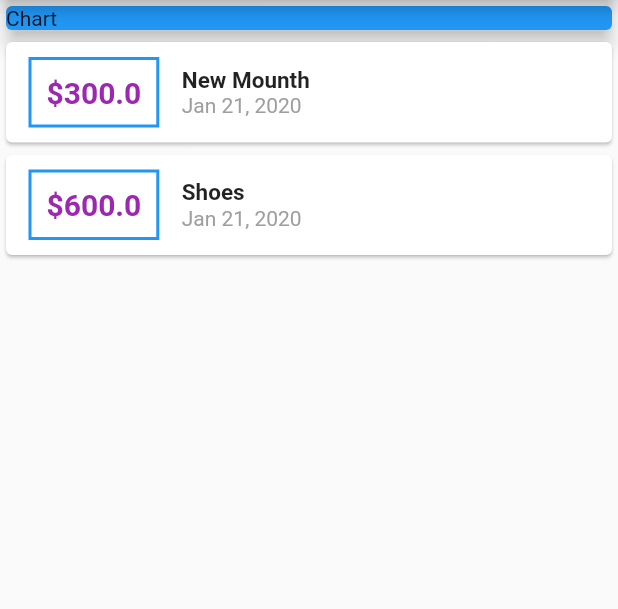
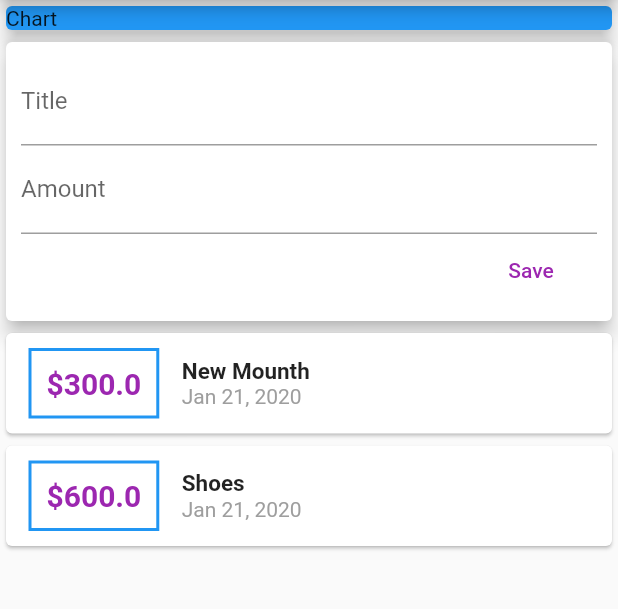
Before and after one commit to ahmed3ssem/ExpensePlanner-FlutterApp, a Flutter app: the screen it shows after launch, on a phone screen of 412 x 824 dp, the part 84-693 px from its top. Run offline on Flutter 3.47's test engine with Material 2 defaults, Android fonts, the phone set to English and light mode, and no system bars.

Commit message:
Adding Transaction To List

```diff
--- a/lib/main.dart
+++ b/lib/main.dart
@@ -1,4 +1,6 @@
-import 'package:expense_planner/transaction.dart';
+import 'package:expense_planner/widget/new_transaction.dart';
+import 'package:expense_planner/widget/transaction_list.dart';
+import 'package:expense_planner/widget/user_transaction.dart';
 import 'package:flutter/material.dart';
 import 'package:intl/intl.dart';
 
@@ -15,12 +17,9 @@ class MyApp extends StatelessWidget {
 }
 
 class MyHomePage extends StatelessWidget {
-  final List<Transaction> transaction = [
-    Transaction(
-        id: "t1", tittle: "New Mounth", amount: 300.0, date: DateTime.now()),
-    Transaction(
-        id: "t2", tittle: "Shoes", amount: 600.0, date: DateTime.now()),
-  ];
+
+  final titleController = TextEditingController();
+  final amountController = TextEditingController();
 
   @override
   Widget build(BuildContext context) {
@@ -39,49 +38,7 @@ class MyHomePage extends StatelessWidget {
                 elevation: 5,
               ),
             ),
-            Column(
-                children: transaction.map((tx) {
-              return Card(
-                child: Row(
-                  children: <Widget>[
-                    Container(
-                      margin:
-                          EdgeInsets.symmetric(vertical: 10, horizontal: 15),
-                      decoration: BoxDecoration(
-                          border: Border.all(color: Colors.blue, width: 2)),
-                      padding: EdgeInsets.all(10),
-                      child: Text(
-                        '\$${tx.amount}',
-                        style: TextStyle(
-                            fontWeight: FontWeight.bold,
-                            fontSize: 20,
-                          color: Colors.purple
-                        ),
-                      ),
-                    ),
-                    Column(
-                      crossAxisAlignment: CrossAxisAlignment.start,
-                      children: <Widget>[
-                        Text(
-                            tx.tittle,
-                          style: TextStyle(
-                            fontSize: 15,
-                            fontWeight: FontWeight.bold
-                          ),
-                        ),
-                        Text(
-                            DateFormat.yMMMd().format(tx.date),
-                            //DateFormat('yyyy-MM-dd').format(tx.date)
-                            style: TextStyle(
-                              color: Colors.grey
-                            ),
-                        )
-                      ],
-                    )
-                  ],
-                ),
-              );
-            }).toList()),
+            UserTransaction()
           ],
         ));
   }
--- /dev/null
+++ b/lib/widget/new_transaction.dart
@@ -0,0 +1,27 @@
+import 'package:flutter/material.dart';
+
+class NewTransaction extends StatelessWidget {
+
+  final Function addTx;
+  final titleController = TextEditingController();
+  final amountController = TextEditingController();
+
+  NewTransaction(this.addTx);
+  @override
+  Widget build(BuildContext context) {
+    return Card(
+      elevation: 5,
+      child: Container(
+        padding: EdgeInsets.all(10),
+        child: Column(
+          crossAxisAlignment: CrossAxisAlignment.end,
+          children: <Widget>[
+            TextField(decoration: InputDecoration(labelText: "Title"),controller: titleController,),
+            TextField(decoration: InputDecoration(labelText: "Amount"),controller: amountController,),
+            FlatButton(child: Text('Save'),textColor: Colors.purple,onPressed:()=> addTx(titleController.text,double.parse(amountController.text)),)
+          ],
+        ),
+      ),
+    );
+  }
+}
--- /dev/null
+++ b/lib/widget/transaction_list.dart
@@ -0,0 +1,52 @@
+import 'package:expense_planner/model/transaction.dart';
+import 'package:flutter/material.dart';
+import 'package:intl/intl.dart';
+
+class TransactionList extends StatelessWidget {
+  final List<Transaction> userTransaction;
+
+  TransactionList(this.userTransaction);
+  @override
+  Widget build(BuildContext context) {
+    return Column(
+        crossAxisAlignment: CrossAxisAlignment.stretch,
+        children: userTransaction.map((tx) {
+          return Card(
+            child: Row(
+              children: <Widget>[
+                Container(
+                  margin: EdgeInsets.symmetric(
+                      vertical: 10, horizontal: 15),
+                  decoration: BoxDecoration(
+                      border: Border.all(color: Colors.blue, width: 2)),
+                  padding: EdgeInsets.all(10),
+                  child: Text(
+                    '\$${tx.amount}',
+                    style: TextStyle(
+                        fontWeight: FontWeight.bold,
+                        fontSize: 20,
+                        color: Colors.purple),
+                  ),
+                ),
+                Column(
+                  crossAxisAlignment: CrossAxisAlignment.start,
+                  children: <Widget>[
+                    Text(
+                      tx.tittle,
+                      style: TextStyle(
+                          fontSize: 15, fontWeight: FontWeight.bold),
+                    ),
+                    Text(
+                      DateFormat.yMMMd().format(tx.date),
+                      //DateFormat('yyyy-MM-dd').format(tx.date)
+                      style: TextStyle(color: Colors.grey),
+                    )
+                  ],
+                )
+              ],
+            ),
+          );
+        }).toList()
+    );
+  }
+}
--- /dev/null
+++ b/lib/widget/user_transaction.dart
@@ -0,0 +1,36 @@
+import 'package:expense_planner/model/transaction.dart';
+import 'package:expense_planner/widget/new_transaction.dart';
+import 'package:expense_planner/widget/transaction_list.dart';
+import 'package:flutter/material.dart';
+
+class UserTransaction extends StatefulWidget {
+  @override
+  _UserTransactionState createState() => _UserTransactionState();
+}
+
+class _UserTransactionState extends State<UserTransaction> {
+
+  final List<Transaction> userTransaction = [
+    Transaction(id: "t1", tittle: "New Mounth", amount: 300.0, date: DateTime.now()),
+    Transaction(id: "t2", tittle: "Shoes", amount: 600.0, date: DateTime.now()),
+  ];
+
+  void _addNewTransaction(String title , double amount)
+  {
+    final newTx = Transaction(id: DateTime.now().toString(),tittle: title,amount: amount,date: DateTime.now());
+
+    setState(() {
+      userTransaction.add(newTx);
+    });
+  }
+
+  @override
+  Widget build(BuildContext context) {
+    return Column(
+      children: <Widget>[
+        NewTransaction(_addNewTransaction),
+        TransactionList(userTransaction)
+      ],
+    );
+  }
+}
```
Also changed, not shown: lib/model/transaction.dart (renamed from lib/transaction.dart).
